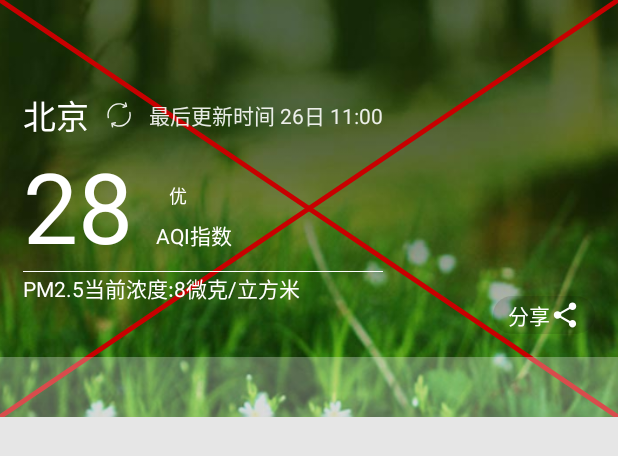
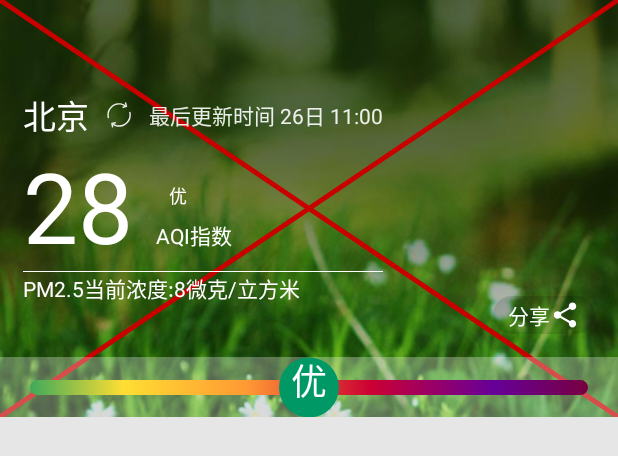
Before and after one commit to iOrchid/BlueDreamAQI, an Android app: the layout top_main_fragment.xml on its own in the app's theme, with its tools: preview values and no code run, on a phone screen of 412 x 824 dp. Shown: the top 456 px of the screen. Run offline under Robolectric (Android 15) with nearby library versions, the phone set to English and light mode, and no system bars; Roboto replaces fonts that are not available here.

Commit message:
自定义seekbar的完善

```diff
--- a/app/build.gradle
+++ b/app/build.gradle
@@ -41,9 +41,9 @@ dependencies {
 	//通用依赖，放在dependencies.gradle中
 
 	//<editor-folder desc="didi doraemonKit 性能监测">
-	debugImplementation 'com.didichuxing.doraemonkit:doraemonkit:3.1.4'
+	debugImplementation 'com.didichuxing.doraemonkit:doraemonkit:3.1.5'
 	debugImplementation 'com.didichuxing.doraemonkit:doraemonkit-leakcanary:3.1.4'
-	releaseImplementation 'com.didichuxing.doraemonkit:doraemonkit-no-op:3.1.4'
+	releaseImplementation 'com.didichuxing.doraemonkit:doraemonkit-no-op:3.1.5'
 	//</editor-folder>
 
 	implementation 'com.amap.api:map2d:6.0.0'
--- a/app/src/main/java/org/zhiwei/aqi/view/AqiSeekBar.kt
+++ b/app/src/main/java/org/zhiwei/aqi/view/AqiSeekBar.kt
@@ -1,9 +1,7 @@
 package org.zhiwei.aqi.view
 
 import android.content.Context
-import android.graphics.Canvas
-import android.graphics.Color
-import android.graphics.Paint
+import android.graphics.*
 import android.util.AttributeSet
 import android.view.View
 import androidx.annotation.StyleRes
@@ -11,6 +9,7 @@ import androidx.core.view.marginEnd
 import androidx.core.view.marginStart
 import org.zhiwei.aqi.R
 import org.zhiwei.libcore.LogKt
+
 
 /**
  * 作者： 志威  zhiwei.org
@@ -64,7 +63,25 @@ class AqiSeekBar : View {
 
 	private val bgPaint = Paint()
 	private val buoyPaint = Paint()
+	private val tvPaint = Paint()
 
+	private val barHeight = 15f//seekbar的背景条的高度
+
+	private val aqiColorLevels = intArrayOf(
+		Color.parseColor("#009966"),
+		Color.parseColor("#FFDE33"),
+		Color.parseColor("#FF9933"),
+		Color.parseColor("#CC0033"),
+		Color.parseColor("#660099"),
+		Color.parseColor("#7E0023")
+	)
+	private val aqiColorPos = floatArrayOf(0.166f, 0.33f, 0.5f, 0.66f, 0.83f, 1f)
+
+	private var aqiLevelText = AQI_LEVEL_TEXT_GOOD
+	private var aqiTvWidth: Float
+
+
+	private var aqiTvPos: Float = 0f//浮标的文字的位置
 	//endregion
 
 	private fun initConfig(
@@ -82,14 +99,25 @@ class AqiSeekBar : View {
 
 	}
 
+
 	init {
 		//背景画笔
 		bgPaint.color = Color.BLUE
 		bgPaint.style = Paint.Style.FILL
-		bgPaint.strokeWidth = 20f
+		bgPaint.strokeWidth = 2f
 		bgPaint.isAntiAlias = true
+		//文字画笔
+		tvPaint.color = Color.WHITE
+		tvPaint.textSize = 36f
+		tvPaint.strokeWidth = 2f
+		tvPaint.style = Paint.Style.FILL
+
+		aqiTvWidth = tvPaint.measureText(aqiLevelText)
+
+		aqiTvPos = (width - aqiTvWidth) / 2
+
 		//浮标画笔
-		buoyPaint.color = Color.RED
+		buoyPaint.color = aqiColorLevels[0]
 		buoyPaint.style = Paint.Style.FILL
 		buoyPaint.isAntiAlias = true
 	}
@@ -106,6 +134,7 @@ class AqiSeekBar : View {
 		val heightSize = MeasureSpec.getSize(heightMeasureSpec)
 		val heightMode = MeasureSpec.getMode(heightMeasureSpec)
 
+		//实际宽高像素
 
 		LogKt.w("onMeasure 110行: width spec $widthMeasureSpec $widthMode $widthSize // height spec $heightMeasureSpec $heightMode $heightSize margin $marginStart $marginEnd  padding $paddingStart $paddingEnd")
 	}
@@ -120,16 +149,25 @@ class AqiSeekBar : View {
 		super.onDraw(canvas)
 		canvas ?: return
 		//绘制背景,注意得到with，height padding等都是像素值
+		val linearGradient =
+			LinearGradient(0f, 0f, width.toFloat(), 0f, aqiColorLevels, null, Shader.TileMode.CLAMP)
+		bgPaint.shader = linearGradient
 		canvas.drawRoundRect(
 			paddingStart.toFloat(),
-			0f,
+			(height - barHeight) / 2f,
 			width.toFloat() - paddingEnd.toFloat(),
-			height.toFloat(),
-			10f,
-			10f,
+			(height + barHeight) / 2f,
+			barHeight / 2f,
+			barHeight / 2f,
 			bgPaint
 		)
-		canvas.drawCircle(width / 2f, height / 2f, 50f, buoyPaint)
+
+		canvas.drawCircle(width / 2f, height / 2f, 30f, buoyPaint)
+		//绘制文字，需要计算文字大小，来确定baseline，才能准确的绘制位置
+		val fontMetrics = tvPaint.fontMetrics
+		val h = (fontMetrics.bottom - fontMetrics.top) / 2 - fontMetrics.bottom
+		canvas.drawText(aqiLevelText, (width - aqiTvWidth) / 2f, (height + h) / 2f, tvPaint)
+
 		LogKt.d("onDraw 100行: h:$height w:$width marginStart:$marginStart marginEnd $marginEnd padding $paddingStart ")
 	}
 
@@ -141,5 +179,20 @@ class AqiSeekBar : View {
 
 	//endregion
 
+	fun setAqiTvPos(pos: Float) {
+
+
+		invalidate()
+	}
+
+
+	companion object {
+		private const val AQI_LEVEL_TEXT_GOOD = "优"
+		private const val AQI_LEVEL_TEXT_MODERATE = "良"
+		private const val AQI_LEVEL_TEXT_UNHEALTHY_FOR_SENSITIVE_GROUP = "差"
+		private const val AQI_LEVEL_TEXT_UNHEALTHY = "劣"
+		private const val AQI_LEVEL_TEXT_VERY_UNHEALTHY = "糟"
+		private const val AQI_LEVEL_TEXT_HAZARDOUS = "危"
+	}
 
 }
--- a/app/src/main/res/layout/top_main_fragment.xml
+++ b/app/src/main/res/layout/top_main_fragment.xml
@@ -157,27 +157,15 @@
 				android:background="@color/colorWhite"
 				app:layout_constraintBottom_toBottomOf="@id/iv_bg_main" />
 
-
 		<org.zhiwei.aqi.view.AqiSeekBar
-				android:id="@+id/seek_main"
+				android:id="@+id/aqi_bar_main"
 				android:layout_width="match_parent"
 				android:layout_height="wrap_content"
-				android:progress="30"
-				android:visibility="invisible"
+				android:layout_marginStart="30dp"
+				android:layout_marginEnd="30dp"
+				android:padding="20dp"
 				app:layout_constraintBottom_toBottomOf="@id/v_bg_bar_main"
 				app:layout_constraintTop_toTopOf="@id/v_bg_bar_main" />
 
-		<org.zhiwei.aqi.view.AqiSeekBar
-				android:id="@+id/aqi_bar_main"
-				android:layout_width="match_parent"
-				android:layout_height="40dp"
-				android:layout_marginStart="30dp"
-				android:layout_marginEnd="30dp"
-				android:padding="20dp"
-				app:layout_constraintBottom_toTopOf="@id/seek_main"
-				app:layout_constraintEnd_toEndOf="parent"
-				app:layout_constraintStart_toStartOf="parent"
-				app:layout_constraintTop_toBottomOf="@id/tv_share_main" />
-
 	</androidx.constraintlayout.motion.widget.MotionLayout>
 </layout>
--- a/app/src/main/res/xml/scene_main_top.xml
+++ b/app/src/main/res/xml/scene_main_top.xml
@@ -129,25 +129,13 @@
 				android:background="@color/colorWhite"
 				motion:layout_constraintBottom_toBottomOf="@id/iv_bg_main" />
 
-
-		<Constraint
-				android:id="@id/seek_main"
-				android:layout_width="match_parent"
-				android:layout_height="wrap_content"
-				android:progress="30"
-				android:visibility="invisible"
-				motion:layout_constraintBottom_toBottomOf="@id/v_bg_bar_main"
-				motion:layout_constraintTop_toTopOf="@id/v_bg_bar_main" />
-
 		<Constraint
 				android:id="@+id/aqi_bar_main"
 				android:layout_width="match_parent"
-				android:layout_height="10dp"
+				android:layout_height="wrap_content"
 				android:padding="20dp"
-				motion:layout_constraintBottom_toTopOf="@id/seek_main"
-				motion:layout_constraintEnd_toEndOf="parent"
-				motion:layout_constraintStart_toStartOf="parent"
-				motion:layout_constraintTop_toBottomOf="@id/tv_share_main" />
+				motion:layout_constraintBottom_toBottomOf="@id/v_bg_bar_main"
+				motion:layout_constraintTop_toTopOf="@id/v_bg_bar_main" />
 	</ConstraintSet>
 
 	<!--//endregion-->
@@ -269,31 +257,27 @@
 
 		<Constraint
 				android:id="@id/v_bg_bar_main"
-				android:layout_width="match_parent"
-				android:layout_height="40dp"
+				android:layout_width="wrap_content"
+				android:layout_height="0dp"
 				android:background="@color/colorWhite"
-				android:scaleY="0.5"
+				android:scaleY="0.2"
 				android:visibility="invisible"
-				motion:layout_constraintBottom_toBottomOf="@id/iv_bg_main" />
-
-
-		<Constraint
-				android:id="@id/seek_main"
-				android:layout_width="match_parent"
-				android:layout_height="wrap_content"
-				android:scaleY="0.5"
-				android:visibility="invisible"
-				motion:layout_constraintBottom_toBottomOf="@id/v_bg_bar_main" />
+				motion:layout_constraintBottom_toBottomOf="@id/iv_bg_main"
+				motion:layout_constraintEnd_toEndOf="@id/iv_bg_main"
+				motion:layout_constraintStart_toStartOf="@id/iv_bg_main" />
 
 		<Constraint
 				android:id="@+id/aqi_bar_main"
-				android:layout_width="match_parent"
-				android:layout_height="10dp"
+				android:layout_width="5dp"
+				android:layout_height="wrap_content"
+				android:alpha="0"
 				android:padding="20dp"
-				motion:layout_constraintBottom_toTopOf="@id/seek_main"
-				motion:layout_constraintEnd_toEndOf="parent"
-				motion:layout_constraintStart_toStartOf="parent"
-				motion:layout_constraintTop_toBottomOf="@id/tv_share_main" />
+				android:scaleY="0.2"
+				motion:layout_constraintBottom_toBottomOf="@id/v_bg_bar_main"
+				motion:layout_constraintEnd_toEndOf="@id/v_bg_bar_main"
+				motion:layout_constraintStart_toStartOf="@id/v_bg_bar_main"
+				motion:layout_constraintTop_toTopOf="@id/v_bg_bar_main" />
+
 	</ConstraintSet>
 	<!--//endregion-->
 
--- a/build.gradle
+++ b/build.gradle
@@ -19,7 +19,7 @@ buildscript {
 		}
 	}
 	dependencies {
-		classpath 'com.android.tools.build:gradle:3.6.3'
+		classpath 'com.android.tools.build:gradle:4.0.0'
 		classpath "org.jetbrains.kotlin:kotlin-gradle-plugin:$kotlin_version"
 		classpath "androidx.navigation:navigation-safe-args-gradle-plugin:$navigation_version"
 		// NOTE: Do not place your application dependencies here; they belong
--- a/dependencies.gradle
+++ b/dependencies.gradle
@@ -42,7 +42,7 @@ dependencies {
 	implementation 'androidx.core:core-ktx:1.4.0-alpha01'
 	implementation 'androidx.fragment:fragment-ktx:1.3.0-alpha05'
 	implementation 'androidx.activity:activity-ktx:1.2.0-alpha05'
-	implementation 'com.google.android.material:material:1.2.0-alpha06'
+	implementation 'com.google.android.material:material:1.2.0-beta01'
 	implementation 'androidx.constraintlayout:constraintlayout:2.0.0-beta6'
 	implementation 'androidx.recyclerview:recyclerview:1.2.0-alpha03'
 	implementation 'androidx.swiperefreshlayout:swiperefreshlayout:1.1.0-rc01'
```
